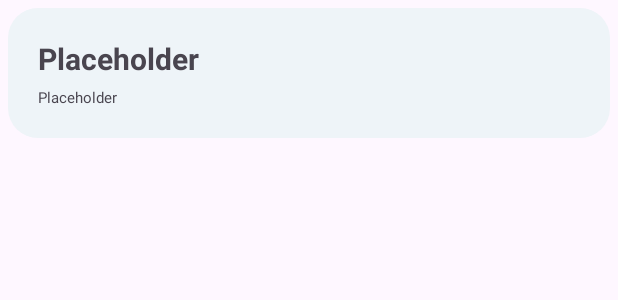
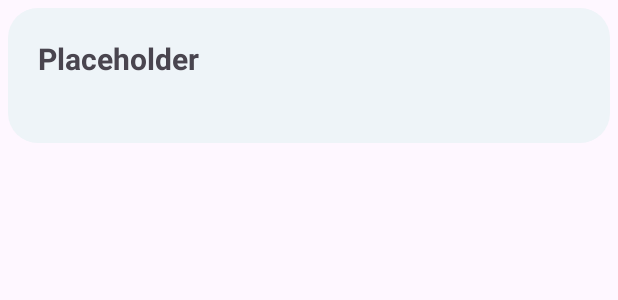
Before and after one commit to DuongThienPhuoc/B2-Driver-License-Android, an Android app: the layout category_item.xml on its own in the app's theme, with its tools: preview values and no code run, on a phone screen of 412 x 824 dp. Shown: the top 300 px of the screen. Run offline under Robolectric (Android 15) with nearby library versions, the phone set to English and light mode, and no system bars; network calls fail.

```diff
--- a/app/src/main/java/com/fpt/phuocdt/b2driverslicense/QuestionFragment.kt
+++ b/app/src/main/java/com/fpt/phuocdt/b2driverslicense/QuestionFragment.kt
@@ -17,13 +17,13 @@ import com.bumptech.glide.Glide
 import com.fpt.phuocdt.b2driverslicense.database.UserChoice
 import com.fpt.phuocdt.b2driverslicense.database.UserChoiceDAO
 import com.fpt.phuocdt.b2driverslicense.database.UserDatabase
+import com.fpt.phuocdt.b2driverslicense.database.UserDatabaseInstance
 import com.fpt.phuocdt.b2driverslicense.entity.Question
 import kotlinx.coroutines.launch
 
 class QuestionFragment(private val question: Question) : Fragment() {
     private lateinit var llRadioGroupContainer: LinearLayout
     private lateinit var tvQuestion: TextView
-    private lateinit var btnAnswer: Button
     private lateinit var questionImageView: ImageView
     private var isCorrect: Boolean? = null
     private var userChoiceId: String? = null
@@ -32,7 +32,6 @@ class QuestionFragment(private val question: Question) : Fragment() {
     private fun bindView(view: View) {
         llRadioGroupContainer = view.findViewById(R.id.llRadioGroupContainer)
         tvQuestion = view.findViewById(R.id.questionTv)
-        btnAnswer = view.findViewById(R.id.btnCheckAnswer)
         questionImageView = view.findViewById(R.id.imgViewQuestion)
     }
 
@@ -127,7 +126,7 @@ class QuestionFragment(private val question: Question) : Fragment() {
         savedInstanceState: Bundle?
     ): View? {
         val view = inflater.inflate(R.layout.fragment_question, container, false)
-        val db = UserDatabase.getInstance(requireContext())
+        val db = UserDatabaseInstance.getInstance(requireContext())
         userChoiceDAO = db.userChoiceDao()
 
         bindView(view)
--- a/app/src/main/java/com/fpt/phuocdt/b2driverslicense/adapter/HomeCategoryRcvAdapter.kt
+++ b/app/src/main/java/com/fpt/phuocdt/b2driverslicense/adapter/HomeCategoryRcvAdapter.kt
@@ -7,7 +7,13 @@ import android.widget.TextView
 import androidx.constraintlayout.widget.ConstraintLayout
 import androidx.recyclerview.widget.RecyclerView
 import com.fpt.phuocdt.b2driverslicense.R
+import com.fpt.phuocdt.b2driverslicense.api.CategoryServiceAPI
 import com.fpt.phuocdt.b2driverslicense.entity.Category
+import kotlinx.coroutines.CoroutineScope
+import kotlinx.coroutines.Dispatchers
+import kotlinx.coroutines.async
+import kotlinx.coroutines.launch
+import kotlinx.coroutines.withContext
 
 class HomeCategoryRcvAdapter(
     private val categories: List<Category>,
--- a/app/src/main/java/com/fpt/phuocdt/b2driverslicense/api/CategoryService.kt
+++ b/app/src/main/java/com/fpt/phuocdt/b2driverslicense/api/CategoryService.kt
@@ -16,5 +16,7 @@ interface CategoryService {
     suspend fun getQuestionsByCategoryId(@Path("id") id: String): Response<List<Question>>
 }
 
-val CategoryServiceAPI: CategoryService = Retrofit.Builder().baseUrl("http://192.168.0.101:9999")
+const val homeBaseURL = "http://192.168.0.101:9999"
+const val dynamicURL = "http://10.33.26.245:9999"
+val CategoryServiceAPI: CategoryService = Retrofit.Builder().baseUrl(homeBaseURL)
     .addConverterFactory(GsonConverterFactory.create()).build().create(CategoryService::class.java)
--- /dev/null
+++ b/app/src/main/res/drawable/baseline_replay_24.xml
@@ -0,0 +1,5 @@
+<vector xmlns:android="http://schemas.android.com/apk/res/android" android:height="24dp" android:tint="#21252B" android:viewportHeight="24" android:viewportWidth="24" android:width="24dp">
+
+    <path android:fillColor="@android:color/white" android:pathData="M12,5V1L7,6l5,5V7c3.31,0 6,2.69 6,6s-2.69,6 -6,6 -6,-2.69 -6,-6H4c0,4.42 3.58,8 8,8s8,-3.58 8,-8 -3.58,-8 -8,-8z"/>
+
+</vector>
--- a/app/src/main/res/layout/answer_layout.xml
+++ b/app/src/main/res/layout/answer_layout.xml
@@ -6,6 +6,7 @@
     android:layout_width="match_parent"
     android:layout_height="wrap_content"
     android:orientation="horizontal"
+    android:layout_margin="10dp"
     android:padding="10dp">
 
     <ImageView
--- a/app/src/main/res/layout/category_item.xml
+++ b/app/src/main/res/layout/category_item.xml
@@ -1,31 +1,21 @@
 <?xml version="1.0" encoding="utf-8"?>
 <androidx.constraintlayout.widget.ConstraintLayout xmlns:android="http://schemas.android.com/apk/res/android"
-    android:id="@+id/category"
     xmlns:app="http://schemas.android.com/apk/res-auto"
     xmlns:tools="http://schemas.android.com/tools"
+    android:id="@+id/category"
     android:layout_width="match_parent"
     android:layout_height="wrap_content"
-    android:padding="20dp"
     android:layout_margin="5dp"
     android:background="@drawable/category_item_backgroud"
-    >
+    android:padding="20dp">
 
     <TextView
         android:id="@+id/categoryName"
-        android:layout_width="wrap_content"
-        android:layout_height="wrap_content"
-        android:text="Placeholder"
+        android:layout_width="match_parent"
+        android:layout_height="50dp"
+        android:text="@string/placeholder"
         android:textSize="20sp"
         android:textStyle="bold"
         app:layout_constraintStart_toStartOf="parent"
         app:layout_constraintTop_toTopOf="parent" />
-
-    <TextView
-        android:layout_width="wrap_content"
-        android:layout_height="wrap_content"
-        android:layout_marginTop="5dp"
-        android:text="Placeholder"
-        android:textSize="10dp"
-        app:layout_constraintStart_toStartOf="parent"
-        app:layout_constraintTop_toBottomOf="@+id/categoryName" />
 </androidx.constraintlayout.widget.ConstraintLayout>
--- a/app/src/main/res/values/strings.xml
+++ b/app/src/main/res/values/strings.xml
@@ -2,4 +2,5 @@
     <string name="app_name">B2 Driver\'s License</string>
     <!-- TODO: Remove or change this placeholder text -->
     <string name="hello_blank_fragment">Hello blank fragment</string>
+    <string name="placeholder">Placeholder</string>
 </resources>
```
Also changed, not shown: app/src/main/java/com/fpt/phuocdt/b2driverslicense/CategoryActivity.kt (+14 -4 lines), app/src/main/java/com/fpt/phuocdt/b2driverslicense/database/UserDatabase.kt (+0 -17 lines), app/src/main/java/com/fpt/phuocdt/b2driverslicense/database/UserDatabaseInstance.kt (added, +21 -0 lines), app/src/main/res/layout/activity_category.xml (+6 -3 lines), app/src/main/res/layout/fragment_question.xml (+2 -14 lines).
